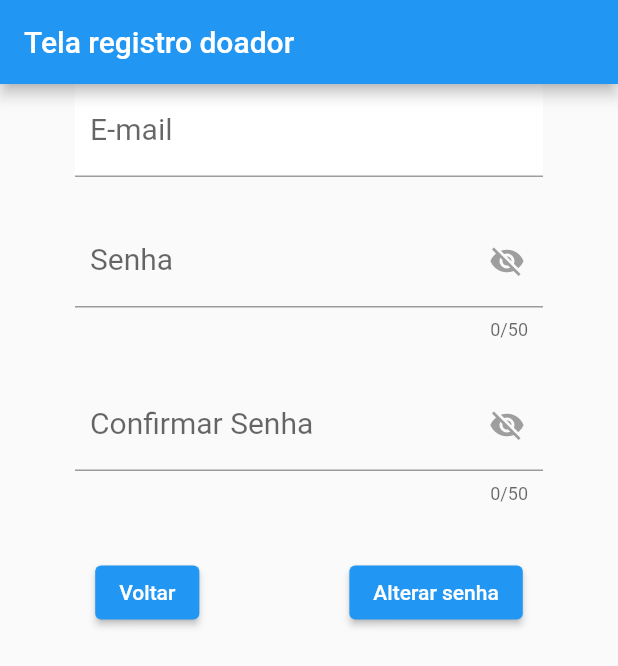
After one commit to samuelspineli34/Hemocentro, a Flutter app: the screen it shows after launch, after a tap on "Esqueceu senha?", on a phone screen of 412 x 824 dp. The commit adds this screen. Shown: the top 666 px of the screen. Run offline on Flutter 3.47's test engine with Material 2 defaults, Android fonts, the phone set to English and light mode, and no system bars; our stand-ins replace carousel_slider, cloud_firestore, firebase_core, firebase_database, multi_select_flutter; accounts and stored records are empty; network calls fail.

Commit message:
reset de senha iniciando conexão no banco

```diff
--- a/lib/LoginDonator.dart
+++ b/lib/LoginDonator.dart
@@ -1,10 +1,6 @@
 import 'package:flutter/material.dart';
-import 'package:hemocentro1/MapHemo.dart';
-import 'shared/libs.dart';
 import 'package:hemocentro1/main.dart';
-import 'package:hemocentro1/RegisterDonate.dart';
 import 'package:hemocentro1/donatorData.dart';
-import 'package:date_utils/date_utils.dart';
 import 'package:url_launcher/url_launcher.dart';
 
 String data2 = "";
--- /dev/null
+++ b/lib/ResetPassword.dart
@@ -0,0 +1,172 @@
+import 'package:flutter/material.dart';
+import 'package:flutter/services.dart';
+import 'package:hemocentro1/dataInputs.dart';
+import 'package:hemocentro1/LoginDonator.dart';
+import 'shared/libs.dart';
+import 'package:hemocentro1/main.dart';
+import 'package:hemocentro1/ResetData.dart';
+
+class ResetPassword extends StatefulWidget {
+  @override
+  _ResetPasswordState createState() => _ResetPasswordState();
+}
+
+class _ResetPasswordState extends State<ResetPassword> {
+  bool _isPasswordVisible = false;
+  final email = TextEditingController();
+  final senha = TextEditingController();
+  final confirmarsenha = TextEditingController();
+  bool elegivel = true;
+
+  TextField padrao(TextEditingController controlador, String templateField) {
+    return TextField(
+      controller: controlador,
+    );
+  }
+
+  @override
+  Widget build(BuildContext context) {
+    return MaterialApp(
+        title: "Registro Doador",
+        home: Scaffold(
+          appBar: AppBar(
+            title: Text("Tela registro doador"),
+          ),
+          body:
+          SingleChildScrollView(
+            child: Column(children: <Widget>[
+              DefaultTextFields.getTextField('E-mail', email),
+              Container(
+                //Campo para registrar a senha
+                margin: const EdgeInsets.fromLTRB(50, 0, 50, 25),
+                child: TextFormField(
+                  keyboardType: TextInputType.text,
+                  decoration: InputDecoration(
+                    contentPadding: EdgeInsets.all(10.0),
+                    labelText: "Senha",
+                    suffixIcon: GestureDetector(
+                      onTap: () {
+                        setState(() {
+                          _isPasswordVisible = !_isPasswordVisible;
+                        });
+                      },
+                      child: Icon(
+                        _isPasswordVisible
+                            ? Icons.visibility
+                            : Icons.visibility_off,
+                        color: Colors.grey,
+                      ),
+                    ),
+                  ),
+                  maxLength: 50,
+                  obscureText: !_isPasswordVisible,
+                  style: TextStyle(
+                    fontSize: 20,
+                    color: Colors.black,
+                  ),
+                  controller: senha,
+                ),
+              ),
+              Container(
+                //Campo para confirmar a senha
+                margin: const EdgeInsets.fromLTRB(50, 0, 50, 25),
+                child: TextField(
+                  keyboardType: TextInputType.text,
+                  decoration: InputDecoration(
+                    contentPadding: EdgeInsets.all(10.0),
+                    labelText: "Confirmar Senha",
+                    suffixIcon: GestureDetector(
+                      onTap: () {
+                        setState(() {
+                          _isPasswordVisible = !_isPasswordVisible;
+                        });
+                      },
+                      child: Icon(
+                        _isPasswordVisible
+                            ? Icons.visibility
+                            : Icons.visibility_off,
+                        color: Colors.grey,
+                      ),
+                    ),
+                  ),
+                  maxLength: 50,
+                  obscureText: !_isPasswordVisible,
+                  style: TextStyle(
+                    fontSize: 20,
+                    color: Colors.black,
+                  ),
+                  controller: confirmarsenha,
+                  onTapOutside: (val) {
+                    checarSenha(senha, confirmarsenha, context, elegivel);
+                  },
+                ),
+
+              ),
+              Row(
+                mainAxisAlignment: MainAxisAlignment.center,
+                children: <Widget>[
+                  Container(
+                    padding: const EdgeInsets.fromLTRB(0, 10, 100, 0),
+                    child: ElevatedButton(
+                      child: const Text('Voltar', textAlign: TextAlign.center),
+                      onPressed: () {
+                        Navigator.push(
+                          context,
+                          MaterialPageRoute(
+                            builder: (context) => MainPage(),
+                          ),
+                        );
+                      },
+                    ),
+                  ),
+                  Container(
+                    padding: const EdgeInsets.fromLTRB(0, 10, 0, 0),
+                    child: ElevatedButton(
+                      child:
+                      const Text('Alterar senha', textAlign: TextAlign.center),
+                      onPressed: () {
+                        ResetData resetData = ResetData(
+                          email: email.text,
+                          senha: senha.text,
+                        );
+                        saveUserDonatorData(resetData, context);
+                      },
+                    ),
+                  ),
+                ],
+              ),
+            ]),
+          ),
+        )
+    );
+  }
+}
+
+void checarSenha(TextEditingController senha, TextEditingController confirmarsenha, BuildContext context, bool elegivel) {
+
+  if (senha.text != confirmarsenha.text) {
+    elegivel = false;
+    showDialog(
+      context: context,
+      builder: (BuildContext context) {
+        return AlertDialog(
+          title: Text('Senhas não correspondem'),
+          content: Text(
+              'As senhas digitadas não correspondem. Por favor, tente novamente.'),
+          actions: [
+            TextButton(
+              child: Text('OK'),
+              onPressed: () {
+                Navigator.of(context).pop(); // Fechar o diálogo
+              },
+            ),
+          ],
+        );
+      },
+    );
+  }
+  else
+  {
+    elegivel = true;
+  }
+}
--- a/lib/main.dart
+++ b/lib/main.dart
@@ -1,13 +1,10 @@
 import 'package:flutter/material.dart';
 import 'package:carousel_slider/carousel_slider.dart';
-import 'package:firebase_database/firebase_database.dart';
-import 'package:flutter/foundation.dart';
 import 'package:firebase_core/firebase_core.dart';
 import 'package:cloud_firestore/cloud_firestore.dart';
 
-import 'package:hemocentro1/LoginDonator.dart';
-import 'package:hemocentro1/LoginHemocenter.dart';
 import 'package:hemocentro1/RegisterDonate.dart';
+import 'package:hemocentro1/ResetPassword.dart';
 import 'package:hemocentro1/RegisterHemocenter.dart';
 import 'package:hemocentro1/donatorData.dart';
 import 'package:hemocentro1/hemoData.dart';
@@ -15,8 +12,6 @@ import 'package:hemocentro1/MapHemo.dart';
 
 import '../services/remote_service.dart';
 import '../models/post.dart';
-import '../shared/libs.dart';
-import '../shared/constants.dart';
 import 'package:hemocentro1/firebase_options.dart';
 
 //flutter build appbundle
@@ -195,9 +190,31 @@ class _HomePage extends State<HomePage> {
                       }
                     }),
               ),
-              const Text('Primeiro acesso?',
-                  style: TextStyle(color: Colors.white, fontSize: 20),
-                  textAlign: TextAlign.center),
+                Row(
+                  mainAxisAlignment: MainAxisAlignment.center,
+                  children: <Widget>[
+                        TextButton(
+                          child: const Text('Primeiro acesso?',
+                              style: TextStyle(color: Colors.white, fontSize: 20),
+                              textAlign: TextAlign.center),
+                          onPressed: ()=> {}
+                        ),
+                        TextButton(
+                          child: const Text(
+                              'Esqueceu senha?',
+                              style: TextStyle(fontSize: 20),
+                              textAlign: TextAlign.center
+                          ),
+                          onPressed: () {
+                            Navigator.push(
+                                context,
+                                MaterialPageRoute(
+                                    builder: (context) => ResetPassword()));
+                            //signup screen
+                          },
+                        ),
+                  ]
+              ),
               Column(
                 crossAxisAlignment: CrossAxisAlignment.stretch,
                 mainAxisAlignment: MainAxisAlignment.center,
```
Also changed, not shown: lib/ResetData.dart (added, +124 -0 lines).
